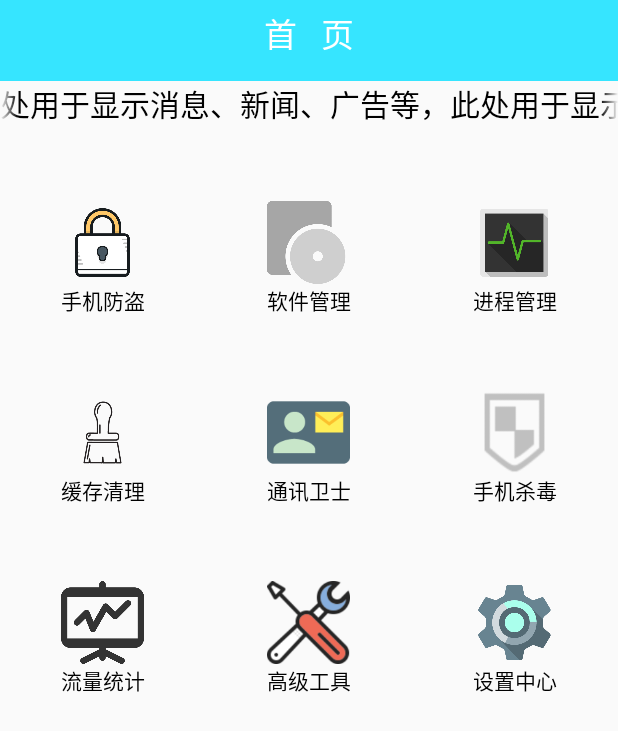
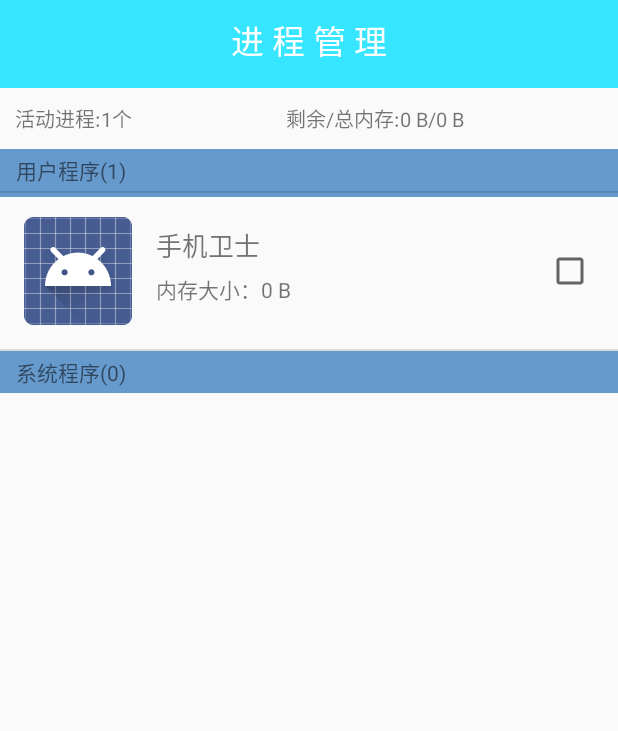
Before and after one commit to hangwin/MobileSecurity, an Android app: the MainActivity screen opened directly, with no data from a screen before it, after a tap on "进程管理", on a phone screen of 412 x 824 dp. Shown: the top 731 px of the screen. Run offline under Robolectric (Android 15) with nearby library versions, the phone set to English and light mode, and no system bars; 1 statement that could not run was skipped; 2 other taps on this screen came first.

Commit message:
开始进程模块框架的搭建

```diff
--- a/app/src/main/AndroidManifest.xml
+++ b/app/src/main/AndroidManifest.xml
@@ -90,6 +90,7 @@
         <activity android:name=".activity.SoftwareManageActivity"
 
             />
+        <activity android:name=".activity.ProcessManageActivity"/>
     </application>
 
 
--- a/app/src/main/java/com/study/hang/mobileSecurity/activity/MainActivity.java
+++ b/app/src/main/java/com/study/hang/mobileSecurity/activity/MainActivity.java
@@ -65,6 +65,8 @@
                         startActivity(intent);
                         break;
                     case 2:
+                        intent=new Intent(MainActivity.this,ProcessManageActivity.class);
+                        startActivity(intent);
                         break;
                     case 3:
                         break;
--- /dev/null
+++ b/app/src/main/java/com/study/hang/mobileSecurity/activity/ProcessManageActivity.java
@@ -0,0 +1,161 @@
+package com.study.hang.mobileSecurity.activity;
+
+import android.app.Activity;
+import android.os.Bundle;
+import android.text.format.Formatter;
+import android.view.LayoutInflater;
+import android.view.View;
+import android.view.ViewGroup;
+import android.widget.BaseAdapter;
+import android.widget.ImageView;
+import android.widget.LinearLayout;
+import android.widget.ListView;
+import android.widget.ProgressBar;
+import android.widget.RelativeLayout;
+import android.widget.TextView;
+
+import com.study.hang.mobileSecurity.R;
+import com.study.hang.util.ProcessEntity;
+import com.study.hang.util.ProcessinfoUtil;
+import com.study.hang.util.SystemInfoUtil;
+
+import java.util.ArrayList;
+import java.util.List;
+
+/**
+ * Created by hang on 16/4/5.
+ */
+public class ProcessManageActivity extends Activity {
+    private TextView process_count;
+    private TextView memory;
+    private ListView listView;
+    private LinearLayout progress;
+    private List<ProcessEntity> list,userprogress,systemprogress;
+    private mAdapter adapter;
+
+    @Override
+    protected void onCreate(Bundle savedInstanceState) {
+        super.onCreate(savedInstanceState);
+        setContentView(R.layout.processmanage);
+        process_count= (TextView) findViewById(R.id.process_count);
+        memory= (TextView) findViewById(R.id.memory);
+        listView= (ListView) findViewById(R.id.lv_processinfo);
+        progress= (LinearLayout) findViewById(R.id.progress);
+        process_count.setText("活动进程:"+ SystemInfoUtil.getRunningProcessnum(this)+"个");
+        memory.setText("剩余/总内存:"+SystemInfoUtil.getAvailableMemory(this)+"/"+SystemInfoUtil.getTotalMemory(this));
+        getData();
+    }
+
+    public void getData() {
+        progress.setVisibility(View.VISIBLE);
+        new Thread(new Runnable() {
+            @Override
+            public void run() {
+                list= ProcessinfoUtil.getProcessInfo(ProcessManageActivity.this);
+                userprogress=new ArrayList<ProcessEntity>();
+                systemprogress=new ArrayList<ProcessEntity>();
+                for(ProcessEntity process:list) {
+                    if (process.isuserprocess()) {
+                        userprogress.add(process);
+                    }else {
+                        systemprogress.add(process);
+                    }
+                }
+                runOnUiThread(new Runnable() {
+                    @Override
+                    public void run() {
+                        progress.setVisibility(View.INVISIBLE);
+                        if(adapter==null) {
+                            adapter=new mAdapter();
+                            listView.setAdapter(adapter);
+                        }else {
+                            adapter.notifyDataSetChanged();
+                        }
+                    }
+                });
+            }
+        }).start();
+
+    }
+
+
+    class mAdapter extends BaseAdapter {
+        @Override
+        public int getCount() {
+            return userprogress.size()+systemprogress.size()+2;
+        }
+
+        @Override
+        public Object getItem(int position) {
+            return null;
+        }
+
+        @Override
+        public long getItemId(int position) {
+            return 0;
+        }
+
+        @Override
+        public View getView(int position, View convertView, ViewGroup parent) {
+            ProcessEntity process=null;
+            if(position==0) {
+                TextView tv;
+                if(convertView!=null&&(convertView instanceof TextView)) {
+                    tv= (TextView) convertView;
+                }else {
+                    tv=new TextView(ProcessManageActivity.this);
+                }
+                tv.setText("用户程序("+userprogress.size()+")");
+                tv.setPadding(16, 5, 0, 5);
+                tv.setBackgroundColor(getResources().getColor(R.color.dark_blue));
+                return tv;
+            }else if(position==userprogress.size()+1) {
+                TextView tv;
+                if(convertView!=null&&(convertView instanceof TextView)) {
+                    tv= (TextView) convertView;
+                }else {
+                    tv=new TextView(ProcessManageActivity.this);
+                }
+                tv.setText("系统程序("+systemprogress.size()+")");
+                tv.setPadding(16,5,0,5);
+                tv.setBackgroundColor(getResources().getColor(R.color.dark_blue));
+                return tv;
+            }else {
+                if(position<=userprogress.size()) {
+                    process=userprogress.get(position-1);
+                }else if(position>=userprogress.size()+2) {
+                    {
+                        process = systemprogress.get(position - userprogress.size() - 2);
+                        //System.out.println("--===>"+app.toString());
+                    }
+                }
+
+            }
+            View view;
+            ViewHolder holder;
+            if(convertView!=null&&convertView instanceof RelativeLayout) {
+                view=convertView;
+                holder= (ViewHolder) view.getTag();
+
+            }else {
+                holder=new ViewHolder();
+                view= LayoutInflater.from(ProcessManageActivity.this).inflate(R.layout.process_item,null);
+                holder.image= (ImageView) view.findViewById(R.id.app_icon);
+                holder.processName= (TextView) view.findViewById(R.id.processname);
+                holder.processMem= (TextView) view.findViewById(R.id.processmem);
+                view.setTag(holder);
+
+            }
+            holder.image.setImageDrawable(process.getIcon());
+            holder.processName.setText(process.getName());
+            holder.processMem.setText("内存大小："+ Formatter.formatFileSize(ProcessManageActivity.this,process.getMemsize()));
+            return view;
+        }
+    }
+    class ViewHolder {
+        ImageView image;
+        TextView processName;
+        TextView processMem;
+
+    }
+}
--- a/app/src/main/java/com/study/hang/mobileSecurity/activity/SoftwareManageActivity.java
+++ b/app/src/main/java/com/study/hang/mobileSecurity/activity/SoftwareManageActivity.java
@@ -258,7 +258,7 @@
                 }else {
                     tv=new TextView(SoftwareManageActivity.this);
                 }
-                tv.setText("系统程序("+userapp.size()+")");
+                tv.setText("系统程序("+systemapp.size()+")");
                 tv.setPadding(16,5,0,5);
                 tv.setBackgroundColor(getResources().getColor(R.color.dark_blue));
                 return tv;
--- /dev/null
+++ b/app/src/main/java/com/study/hang/util/ProcessEntity.java
@@ -0,0 +1,54 @@
+package com.study.hang.util;
+
+import android.graphics.drawable.Drawable;
+
+/**
+ * Created by hang on 16/4/5.
+ */
+public class ProcessEntity {
+    private Drawable icon;
+    private String name;
+    private String packageName;
+    private long memsize;
+    private boolean isuserprocess;
+
+    public Drawable getIcon() {
+        return icon;
+    }
+
+    public boolean isuserprocess() {
+        return isuserprocess;
+    }
+
+    public long getMemsize() {
+        return memsize;
+    }
+
+    public String getName() {
+        return name;
+    }
+
+    public String getPackageName() {
+        return packageName;
+    }
+
+    public void setIcon(Drawable icon) {
+        this.icon = icon;
+    }
+
+    public void setIsuserprocess(boolean isuserprocess) {
+        this.isuserprocess = isuserprocess;
+    }
+
+    public void setMemsize(long memsize) {
+        this.memsize = memsize;
+    }
+
+    public void setName(String name) {
+        this.name = name;
+    }
+
+    public void setPackageName(String packageName) {
+        this.packageName = packageName;
+    }
+}
--- /dev/null
+++ b/app/src/main/java/com/study/hang/util/ProcessinfoUtil.java
@@ -0,0 +1,50 @@
+package com.study.hang.util;
+
+import android.app.ActivityManager;
+import android.content.Context;
+import android.content.pm.ApplicationInfo;
+import android.content.pm.PackageInfo;
+import android.content.pm.PackageManager;
+import android.os.Debug;
+
+import com.study.hang.mobileSecurity.R;
+
+import java.util.ArrayList;
+import java.util.List;
+
+/**
+ * Created by hang on 16/4/5.
+ */
+public class ProcessinfoUtil {
+    private static  List<ProcessEntity> list;
+    public static List<ProcessEntity> getProcessInfo(Context context) {
+        PackageManager packagemanager=context.getPackageManager();
+        ActivityManager manager= (ActivityManager) context.getSystemService(Context.ACTIVITY_SERVICE);
+        List<ActivityManager.RunningAppProcessInfo> infos=manager.getRunningAppProcesses();
+        list=new ArrayList<ProcessEntity>();
+        for (ActivityManager.RunningAppProcessInfo info:infos) {
+            ProcessEntity process=new ProcessEntity();
+            String processName=info.processName;
+            int[] pid=new int[]{info.pid};
+            Debug.MemoryInfo[] processmem=manager.getProcessMemoryInfo(pid);
+            process.setMemsize(processmem[0].getTotalPrivateDirty()*1024);
+            process.setPackageName(processName);
+            try {
+               ApplicationInfo appinfo=packagemanager.getApplicationInfo(processName,0);
+               process.setIcon(appinfo.loadIcon(packagemanager));
+               process.setName(appinfo.loadLabel(packagemanager).toString());
+               if((appinfo.flags&ApplicationInfo.FLAG_SYSTEM)==0) {
+                   process.setIsuserprocess(true);
+               }else {
+                   process.setIsuserprocess(false);
+               }
+
+             } catch (PackageManager.NameNotFoundException e) {
+                process.setIcon(context.getResources().getDrawable(R.mipmap.ic_launcher));
+                e.printStackTrace();
+            }
+            list.add(process);
+        }
+        return list;
+    }
+}
--- /dev/null
+++ b/app/src/main/java/com/study/hang/util/SystemInfoUtil.java
@@ -0,0 +1,46 @@
+package com.study.hang.util;
+
+import android.annotation.TargetApi;
+import android.app.ActivityManager;
+import android.content.Context;
+import android.os.Build;
+import android.text.format.Formatter;
+
+import java.util.List;
+
+/**
+ * Created by hang on 16/4/5.
+ */
+public class SystemInfoUtil {
+    private static ActivityManager manager;
+    /*
+     *得到运行的进程数量
+     */
+    public static int getRunningProcessnum(Context context) {
+        ActivityManager manager=getManager(context);
+        List<ActivityManager.RunningAppProcessInfo> list=manager.getRunningAppProcesses();
+        return list.size();
+    }
+
+    public static String getAvailableMemory(Context context) {
+        ActivityManager manager=getManager(context);
+        ActivityManager.MemoryInfo memoryInfo=new ActivityManager.MemoryInfo();
+        manager.getMemoryInfo(memoryInfo);
+        return Formatter.formatFileSize(context, memoryInfo.availMem);
+    }
+
+    @TargetApi(Build.VERSION_CODES.JELLY_BEAN)
+    public static String getTotalMemory(Context context) {
+        ActivityManager manager=getManager(context);
+        ActivityManager.MemoryInfo memoryInfo=new ActivityManager.MemoryInfo();
+        manager.getMemoryInfo(memoryInfo);
+        return Formatter.formatFileSize(context,memoryInfo.totalMem);
+    }
+
+
+    public static ActivityManager getManager(Context context) {
+        if(manager==null)
+        manager=(ActivityManager) context.getSystemService(Context.ACTIVITY_SERVICE);
+        return manager;
+    }
+}
--- /dev/null
+++ b/app/src/main/res/layout/process_item.xml
@@ -0,0 +1,37 @@
+<?xml version="1.0" encoding="utf-8"?>
+<RelativeLayout xmlns:android="http://schemas.android.com/apk/res/android"
+    android:layout_width="match_parent"
+    android:layout_height="wrap_content"
+    android:padding="16dp"
+    >
+
+    <ImageView
+        android:paddingRight="16dp"
+        android:id="@+id/app_icon"
+        android:src="@mipmap/ic_launcher"
+        android:layout_width="wrap_content"
+        android:layout_height="wrap_content" />
+    <TextView
+        android:textSize="17dp"
+        android:paddingTop="5dp"
+        android:layout_toRightOf="@id/app_icon"
+        android:id="@+id/processname"
+        android:text="手机卫士"
+        android:layout_width="wrap_content"
+        android:layout_height="wrap_content" />
+    <TextView
+        android:paddingTop="5dp"
+        android:layout_toRightOf="@id/app_icon"
+        android:layout_below="@id/processname"
+        android:id="@+id/processmem"
+        android:text="安装位置"
+        android:layout_width="wrap_content"
+        android:layout_height="wrap_content" />
+    <CheckBox
+        android:layout_centerVertical="true"
+        android:layout_alignParentRight="true"
+        android:id="@+id/checkbox"
+        android:layout_width="wrap_content"
+        android:layout_height="wrap_content" />
+
+</RelativeLayout>
--- /dev/null
+++ b/app/src/main/res/layout/processmanage.xml
@@ -0,0 +1,76 @@
+<?xml version="1.0" encoding="utf-8"?>
+<LinearLayout xmlns:android="http://schemas.android.com/apk/res/android"
+    android:orientation="vertical" android:layout_width="match_parent"
+    android:layout_height="match_parent">
+
+
+    <TextView
+        android:id="@+id/title"
+        android:gravity="center"
+        android:paddingTop="10dp"
+        android:paddingBottom="15dp"
+        android:layout_width="match_parent"
+        android:layout_height="wrap_content"
+        android:background="#36e5ff"
+        android:textSize="22sp"
+        android:textColor="#ffffff"
+        android:text="进 程 管 理" />
+    <LinearLayout
+        android:padding="10dp"
+        android:orientation="horizontal"
+        android:layout_width="match_parent"
+        android:layout_height="wrap_content">
+
+        <TextView
+            android:layout_weight="1"
+            android:textSize="13sp"
+            android:id="@+id/process_count"
+            android:text="活动进程:"
+            android:layout_width="wrap_content"
+            android:layout_height="wrap_content" />
+        <TextView
+            android:paddingLeft="10dp"
+            android:layout_weight="1"
+            android:textSize="13sp"
+            android:id="@+id/memory"
+            android:text="剩余/总空间:"
+            android:layout_width="wrap_content"
+            android:layout_height="wrap_content" />
+    </LinearLayout>
+    <FrameLayout
+        android:layout_width="match_parent"
+        android:layout_height="wrap_content">
+        <TextView
+            android:id="@+id/status"
+            android:text="用户程序"
+            android:paddingLeft="16dp"
+            android:paddingTop="5dp"
+            android:paddingBottom="5dp"
+            android:background="@color/dark_blue"
+            android:layout_width="match_parent"
+            android:layout_height="wrap_content" />
+    <ListView
+        android:id="@+id/lv_processinfo"
+        android:layout_width="match_parent"
+        android:layout_height="wrap_content">
+    </ListView>
+        <LinearLayout
+            android:id="@+id/progress"
+            android:visibility="invisible"
+            android:layout_gravity="center"
+            android:orientation="vertical"
+            android:layout_width="wrap_content"
+            android:layout_height="wrap_content">
+        <ProgressBar
+            android:id="@+id/pb"
+            android:visibility="visible"
+            android:layout_gravity="center"
+            android:layout_width="wrap_content"
+            android:layout_height="wrap_content" />
+            <TextView
+                android:text="加载中..."
+                android:layout_width="wrap_content"
+                android:layout_height="wrap_content" />
+        </LinearLayout>
+    </FrameLayout>
+</LinearLayout>
```
